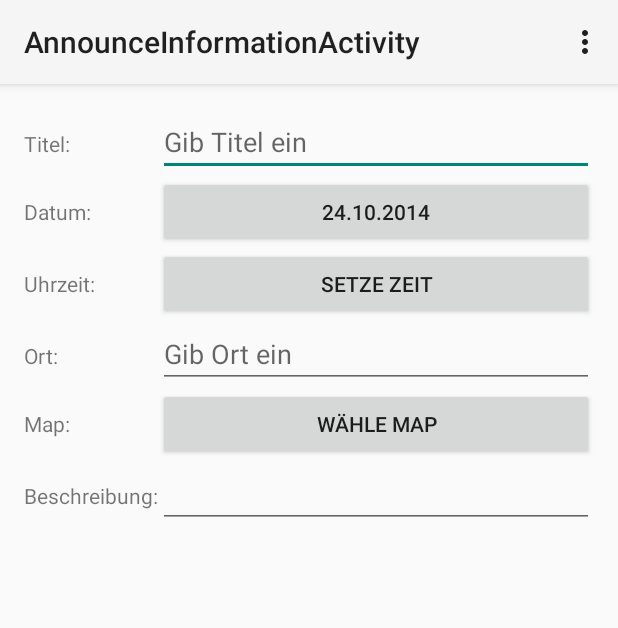
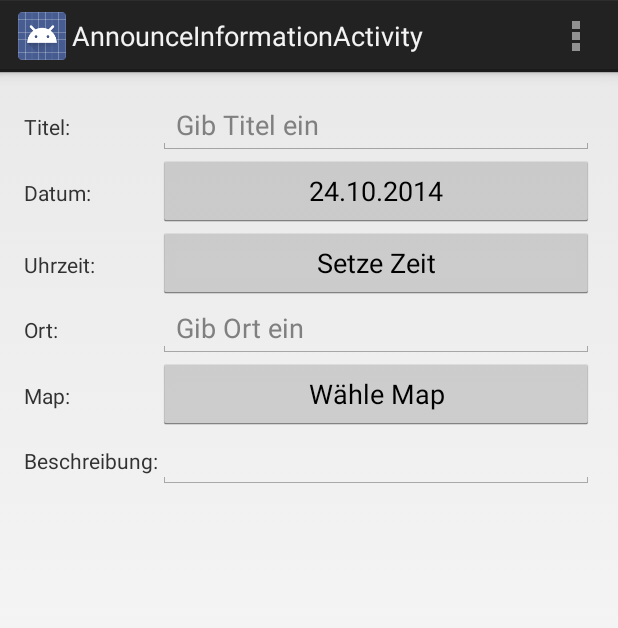
Before and after one commit to hawxthy/ps1415, an Android app: the AnnounceInformationActivity screen opened directly, with no data from a screen before it, on a phone screen of 412 x 824 dp. Shown: the top 628 px of the screen. Run offline under Robolectric (Android 15) with nearby library versions, the phone set to English and light mode, and no system bars.

Commit message:
Veranstalter-App von API Level 21 auf API-Level 20 zurückgesetzt

```diff
--- a/veranstalterapp/src/main/res/values-v21/styles.xml
+++ /dev/null
@@ -1,5 +0,0 @@
-<?xml version="1.0" encoding="utf-8"?>
-<resources>
-    <style name="AppTheme" parent="android:Theme.Material.Light">
-    </style>
-</resources>
--- a/veranstalterapp/src/main/res/values/styles.xml
+++ b/veranstalterapp/src/main/res/values/styles.xml
@@ -1,7 +1,7 @@
 <resources>
 
     <!-- Base application theme. -->
-    <style name="AppTheme" parent="Theme.AppCompat.Light.DarkActionBar">
+    <style name="AppTheme" parent="android:Theme.Holo.Light.DarkActionBar">
         <!-- Customize your theme here. -->
     </style>
 
```
Also changed, not shown: veranstalterapp/build.gradle (+3 -4 lines), 3 other files.
